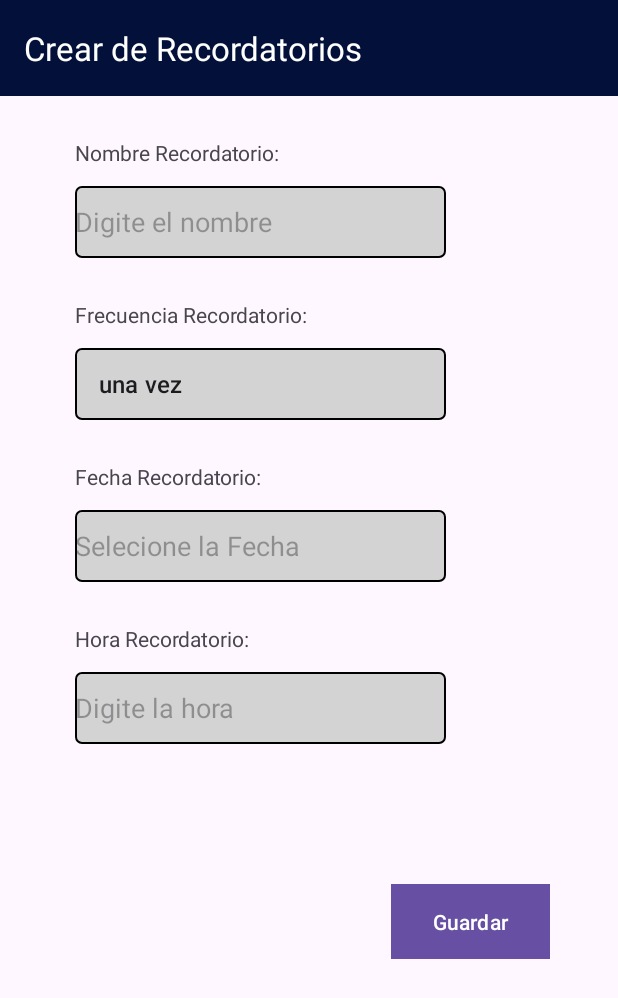
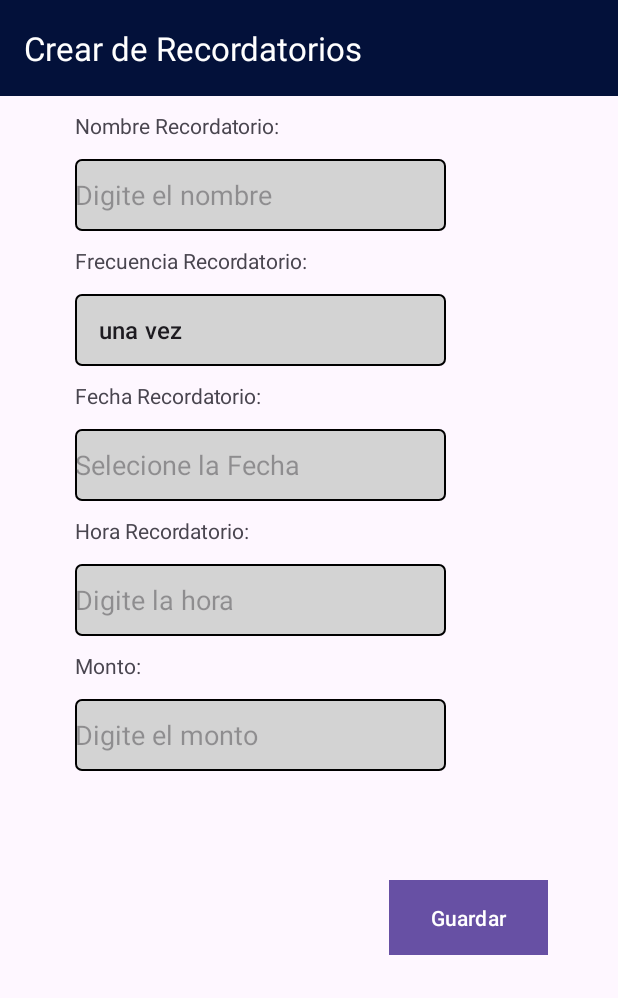
Before and after one commit to Luis8941/GestorGastosPersonales, an Android app: the screen it shows after launch (CrearRecordatorioActivity2), after a tap on "Agregar", on a phone screen of 412 x 824 dp. Shown: the top 998 px of the screen. Run offline under Robolectric (Android 15) with nearby library versions, the phone set to English and light mode, and no system bars.

Commit message:
Cambios para poder cargara la informacion en vista de en la pantalla activity_recordatorio2

```diff
--- a/app/src/main/java/sv/edu/ues/fia/gastospersonales/CrearRecordatorioActivity2.kt
+++ b/app/src/main/java/sv/edu/ues/fia/gastospersonales/CrearRecordatorioActivity2.kt
@@ -1,6 +1,7 @@
 package sv.edu.ues.fia.gastospersonales
 
 import android.app.DatePickerDialog
+import android.content.Intent
 import android.database.sqlite.SQLiteOpenHelper
 import android.os.Bundle
 import android.view.View
@@ -22,7 +23,7 @@ class CrearRecordatorioActivity2 : AppCompatActivity() {
     private lateinit var etFecha : EditText
     private lateinit var editTxtTime : EditText
     private lateinit var btnGuardar : Button
-
+    private lateinit var editTxtMonto : EditText
 
 
     override fun onCreate(savedInstanceState: Bundle?) {
@@ -51,7 +52,7 @@ class CrearRecordatorioActivity2 : AppCompatActivity() {
         editTxtdigiteNom = findViewById(R.id.digite_nom)
         etFecha = findViewById(R.id.et_fecha)
         editTxtTime = findViewById(R.id.editTextTime)
-
+        editTxtMonto = findViewById(R.id.add_monto)
 
         btnGuardar = findViewById(R.id.btn_guardar)
 
@@ -60,11 +61,13 @@ class CrearRecordatorioActivity2 : AppCompatActivity() {
             val idFrecuencia = spinnerFrecuencias.selectedItemId.toInt() + 1
             val fechaRe = etFecha.text.toString()
             val horaRe = editTxtTime.text.toString()
+            val montoRe = editTxtMonto.text.toString()
 
-            dbHelper.addRecordatorio(idFrecuencia, nombre, fechaRe, horaRe)
+            dbHelper.addRecordatorio(idFrecuencia, nombre, fechaRe, horaRe, montoRe.toDouble())
 
             Toast.makeText(this, "Recordatorio Agregado", Toast.LENGTH_SHORT).show()
             clearCamposRecordatorio()
+            goToListRecordatorio()
         }
 
         //Metodo para el llenado del Spinner Frecuencia
@@ -100,10 +103,17 @@ class CrearRecordatorioActivity2 : AppCompatActivity() {
         editTxtdigiteNom = findViewById(R.id.digite_nom)
         etFecha = findViewById(R.id.et_fecha)
         editTxtTime = findViewById(R.id.editTextTime)
+        editTxtMonto = findViewById(R.id.add_monto)
 
         editTxtdigiteNom.setText("")
         etFecha.setText("")
         editTxtTime.setText("")
         spinnerFrecuencias.setSelection(0)
+        editTxtMonto.setText("")
+    }
+
+    private fun goToListRecordatorio(){
+        val i = Intent(this, recordatorioActivity2::class.java)
+        startActivity(i)
     }
 }
--- a/app/src/main/java/sv/edu/ues/fia/gastospersonales/Recordatorio.kt
+++ b/app/src/main/java/sv/edu/ues/fia/gastospersonales/Recordatorio.kt
@@ -5,5 +5,6 @@ data class Recordatorio (
     var idFrecuencia:Int,
     var nombreR: String,
     var fecha:String,
-    var hora:String
+    var hora:String,
+    var monto:Double,
 )
--- a/app/src/main/java/sv/edu/ues/fia/gastospersonales/adapter/RecordatorioViewHolder.kt
+++ b/app/src/main/java/sv/edu/ues/fia/gastospersonales/adapter/RecordatorioViewHolder.kt
@@ -10,8 +10,10 @@ class RecordatorioViewHolder(view: View): RecyclerView.ViewHolder(view) {
 
     val  nombreRe = view.findViewById<TextView>(R.id.nombre_r)
     val  fechaRe = view.findViewById<TextView>(R.id.fecha_r)
+    val  montoRe = view.findViewById<TextView>(R.id.monto)
     fun render(recordatorio: Recordatorio) {
         nombreRe.text = recordatorio.nombreR
         fechaRe.text = recordatorio.fecha
+        montoRe.text = recordatorio.monto.toString()
     }
 }
--- a/app/src/main/java/sv/edu/ues/fia/gastospersonales/datas/DataHelper.kt
+++ b/app/src/main/java/sv/edu/ues/fia/gastospersonales/datas/DataHelper.kt
@@ -16,7 +16,7 @@ class DataHelper(context: Context): SQLiteOpenHelper(context, DATABASE_NAME, nul
 
     companion object{
         private const val DATABASE_NAME = "gestorPresonalApp.db"
-        private const val DATABASE_VERSION = 1
+        private const val DATABASE_VERSION = 2
 
         // definiendo nombres de la tabla categoria
         private const val TABLE_FRECUENCIA = "Frecuencia"
@@ -30,6 +30,7 @@ class DataHelper(context: Context): SQLiteOpenHelper(context, DATABASE_NAME, nul
         private const val COLUMN_RECORDATORIO_NOMBRE = "nombre"
         private const val COLUMN_RECORDATORIO_FEHA_RECORDATORIO = "fecha_recordatorio"
         private const val COLUMN_RECORDATORIO_HORA_RECORDATORIO = "hora_recordatorio"
+        private const val COLUMN_RECORDATORIO_MONTO_RECORDATORIO = "monto_recordatorio"
     }
 
     override fun onCreate(db: SQLiteDatabase) {
@@ -48,6 +49,7 @@ class DataHelper(context: Context): SQLiteOpenHelper(context, DATABASE_NAME, nul
                 +"$COLUMN_RECORDATORIO_NOMBRE TEXT NOT NULL,"
                 +"$COLUMN_RECORDATORIO_FEHA_RECORDATORIO TEXT NOT NULL,"
                 +"$COLUMN_RECORDATORIO_HORA_RECORDATORIO TEXT NOT NULL,"
+                        +"$COLUMN_RECORDATORIO_MONTO_RECORDATORIO DECIMAL(10,2) NOT NULL,"
                         +"FOREIGN KEY ($COLUMN_RECORDATORIO_IDFRECUENCIA) REFERENCES $TABLE_FRECUENCIA($COLUMN_FRECUENCIA_IDFRECUENCIA)"
                 +")"
                 )
@@ -104,7 +106,7 @@ class DataHelper(context: Context): SQLiteOpenHelper(context, DATABASE_NAME, nul
         return frecuenciaList
     }
 
-    fun addRecordatorio(idFrecuencia : Int, nombre : String, fecha : String, hora : String){
+    fun addRecordatorio(idFrecuencia : Int, nombre : String, fecha : String, hora : String, monto : Double){
         val values = ContentValues()
         values.put(COLUMN_RECORDATORIO_IDFRECUENCIA, idFrecuencia)
         values.put(COLUMN_RECORDATORIO_NOMBRE, nombre)
@@ -114,6 +116,7 @@ class DataHelper(context: Context): SQLiteOpenHelper(context, DATABASE_NAME, nul
         //val timeFormat = SimpleDateFormat("HH:mm", Locale.getDefault())
         //val horaStr = timeFormat.format(hora)
         values.put(COLUMN_RECORDATORIO_HORA_RECORDATORIO, hora)
+        values.put(COLUMN_RECORDATORIO_MONTO_RECORDATORIO, monto)
 
         val db = this.writableDatabase
         db.insert(TABLE_RECORDATORIO, null, values)
@@ -126,7 +129,8 @@ class DataHelper(context: Context): SQLiteOpenHelper(context, DATABASE_NAME, nul
                 "$TABLE_RECORDATORIO.$COLUMN_RECORDATORIO_IDFRECUENCIA," +
                 " $TABLE_RECORDATORIO.$COLUMN_RECORDATORIO_NOMBRE, "+
                 "$TABLE_RECORDATORIO.$COLUMN_RECORDATORIO_FEHA_RECORDATORIO, " +
-                "$TABLE_RECORDATORIO.$COLUMN_RECORDATORIO_HORA_RECORDATORIO " +
+                "$TABLE_RECORDATORIO.$COLUMN_RECORDATORIO_HORA_RECORDATORIO, " +
+                "$TABLE_RECORDATORIO.$COLUMN_RECORDATORIO_MONTO_RECORDATORIO " +
                 "FROM $TABLE_RECORDATORIO INNER JOIN $TABLE_FRECUENCIA "+
                 " ON $TABLE_RECORDATORIO.$COLUMN_RECORDATORIO_IDFRECUENCIA = $TABLE_FRECUENCIA.$COLUMN_FRECUENCIA_IDFRECUENCIA "
 
@@ -144,14 +148,15 @@ class DataHelper(context: Context): SQLiteOpenHelper(context, DATABASE_NAME, nul
                 COLUMN_RECORDATORIO_FEHA_RECORDATORIO))
             val hora = cursor.getString(cursor.getColumnIndexOrThrow(
                 COLUMN_RECORDATORIO_HORA_RECORDATORIO))
+            val monto = cursor.getDouble(cursor.getColumnIndexOrThrow(
+                COLUMN_RECORDATORIO_MONTO_RECORDATORIO))
 
-            val nuevoRecordatorio = Recordatorio(idRecordatorio, idFrecuencia, nombre, fecha, hora)
+            val nuevoRecordatorio = Recordatorio(idRecordatorio, idFrecuencia, nombre, fecha, hora, monto)
 
             recodatorioList.add(nuevoRecordatorio)
         }
         cursor.close()
         db.close()
-        Log.i("re",recodatorioList.toString())
         return recodatorioList
     }
 }
--- a/app/src/main/res/layout/activity_crear_recordatorio2.xml
+++ b/app/src/main/res/layout/activity_crear_recordatorio2.xml
@@ -26,7 +26,7 @@
         android:layout_width="162dp"
         android:layout_height="32dp"
         android:layout_marginStart="50dp"
-        android:layout_marginTop="28dp"
+        android:layout_marginTop="10dp"
         android:layout_marginEnd="185dp"
         android:text="@string/nombre_recordatorio"
         app:layout_constraintEnd_toEndOf="parent"
@@ -54,7 +54,7 @@
         android:layout_width="162dp"
         android:layout_height="32dp"
         android:layout_marginStart="50dp"
-        android:layout_marginTop="28dp"
+        android:layout_marginTop="10dp"
         android:layout_marginEnd="185dp"
         android:text="@string/frecuencia_cr"
         app:layout_constraintEnd_toEndOf="parent"
@@ -82,7 +82,7 @@
         android:layout_width="162dp"
         android:layout_height="32dp"
         android:layout_marginStart="50dp"
-        android:layout_marginTop="28dp"
+        android:layout_marginTop="10dp"
         android:layout_marginEnd="185dp"
         android:text="@string/fecha_cr"
         app:layout_constraintEnd_toEndOf="parent"
@@ -112,7 +112,7 @@
         android:layout_width="162dp"
         android:layout_height="32dp"
         android:layout_marginStart="50dp"
-        android:layout_marginTop="28dp"
+        android:layout_marginTop="10dp"
         android:layout_marginEnd="185dp"
         android:text="@string/hora_cr"
         app:layout_constraintEnd_toEndOf="parent"
@@ -135,6 +135,34 @@
         app:layout_constraintStart_toStartOf="parent"
         app:layout_constraintTop_toBottomOf="@+id/nom_hora" />
 
+    <TextView
+        android:id="@+id/monto_r"
+        android:layout_width="162dp"
+        android:layout_height="32dp"
+        android:layout_marginStart="50dp"
+        android:layout_marginTop="10dp"
+        android:layout_marginEnd="185dp"
+        android:text="@string/monto_re"
+        app:layout_constraintEnd_toEndOf="parent"
+        app:layout_constraintHorizontal_bias="0.0"
+        app:layout_constraintStart_toStartOf="parent"
+        app:layout_constraintTop_toBottomOf="@+id/editTextTime" />
+
+    <EditText
+        android:id="@+id/add_monto"
+        android:layout_width="247dp"
+        android:layout_height="48dp"
+        android:layout_marginStart="50dp"
+        android:layout_marginEnd="140dp"
+        android:background="@drawable/edit_text_border"
+        android:ems="10"
+        android:hint="@string/digite_monto"
+        android:inputType="numberDecimal"
+        app:layout_constraintEnd_toEndOf="parent"
+        app:layout_constraintHorizontal_bias="0.0"
+        app:layout_constraintStart_toStartOf="parent"
+        app:layout_constraintTop_toBottomOf="@+id/monto_r" />
+
     <Button
         android:id="@+id/btn_guardar"
         android:layout_width="106dp"
@@ -147,10 +175,10 @@
         app:iconTint="#03113A"
         app:layout_constraintBottom_toBottomOf="parent"
         app:layout_constraintEnd_toEndOf="parent"
-        app:layout_constraintHorizontal_bias="0.896"
+        app:layout_constraintHorizontal_bias="0.893"
         app:layout_constraintStart_toStartOf="parent"
-        app:layout_constraintTop_toBottomOf="@+id/editTextTime"
-        app:layout_constraintVertical_bias="0.427"
+        app:layout_constraintTop_toBottomOf="@+id/add_monto"
+        app:layout_constraintVertical_bias="0.364"
         app:rippleColor="#03113A"
         app:strokeColor="#03113A" />
 
--- a/app/src/main/res/values/strings.xml
+++ b/app/src/main/res/values/strings.xml
@@ -28,4 +28,6 @@
     <string name="invalid_username">Not a valid username</string>
     <string name="invalid_password">Password must be >5 characters</string>
     <string name="login_failed">"Login failed"</string>
+    <string name="monto_re">Monto:</string>
+    <string name="digite_monto">Digite el monto</string>
 </resources>
```
